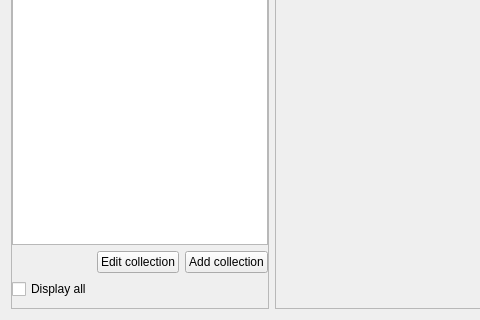
The window that src/conf/dlgaddressbookbase.ui (KDE/ring-kde) describes before a commit, drawn with Qt 5; both pictures show x 0 to 480 and y 270 to 590 of the 846 by 590 pixel window.
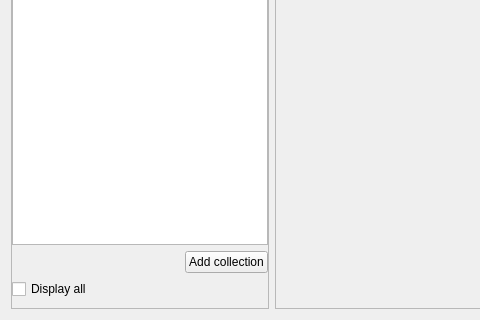
The same window after the commit. Custom widgets are drawn as their Qt base class.

Commit message:
Use a CollectionConfigurationInterface to configure history
Crashy, but good enough to test (for now)

Refs #68352

```diff
--- a/src/conf/dlgaddressbookbase.ui
+++ b/src/conf/dlgaddressbookbase.ui
@@ -82,13 +82,6 @@
           </property>
          </spacer>
         </item>
-        <item>
-         <widget class="QPushButton" name="m_pEditCollection">
-          <property name="text">
-           <string>Edit collection</string>
-          </property>
-         </widget>
-        </item>
         <item>
          <widget class="QPushButton" name="m_pAddCollection">
           <property name="text">
```
Left out of the diff: 17 changed lines with no effect on the pictures. The commit also changes 9 other files.
